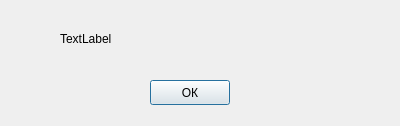
Above: dialog.ui from ogarokpeter/Geogebra2 before the change. Below: the same form after it.
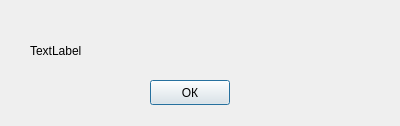
That is the form after the change.

Patch:
```diff
--- a/dialog.ui
+++ b/dialog.ui
@@ -29,10 +29,10 @@
   <widget class="QLabel" name="label">
    <property name="geometry">
     <rect>
-     <x>60</x>
+     <x>30</x>
      <y>30</y>
-     <width>221</width>
-     <height>17</height>
+     <width>331</width>
+     <height>41</height>
     </rect>
    </property>
    <property name="text">
```
